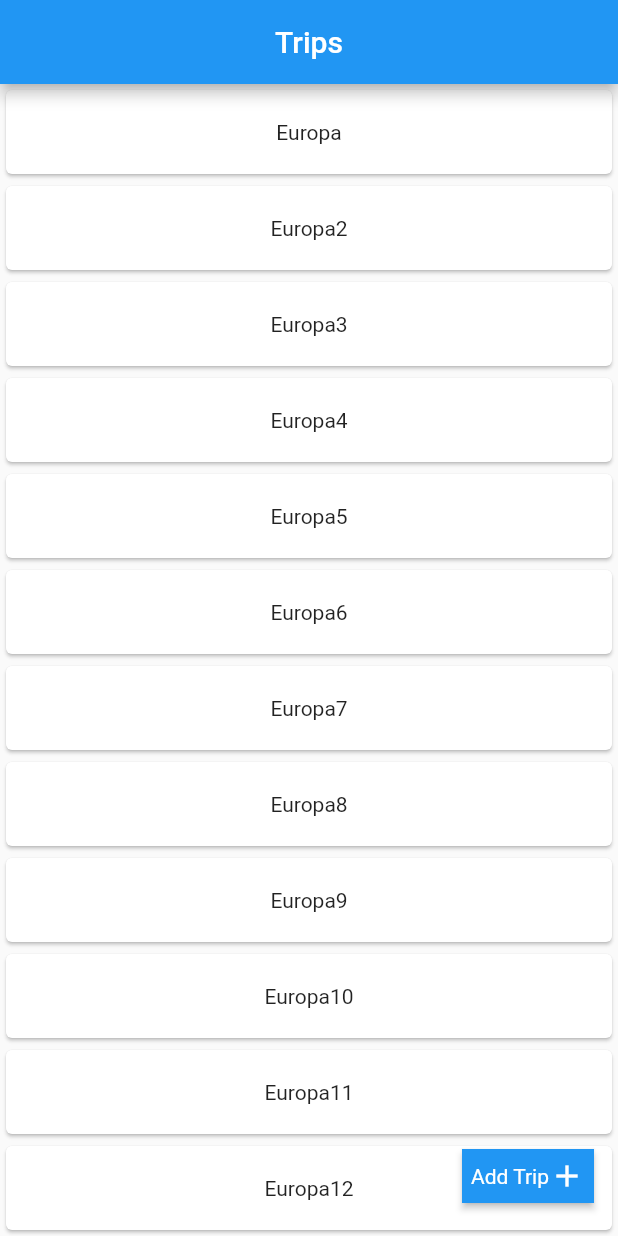
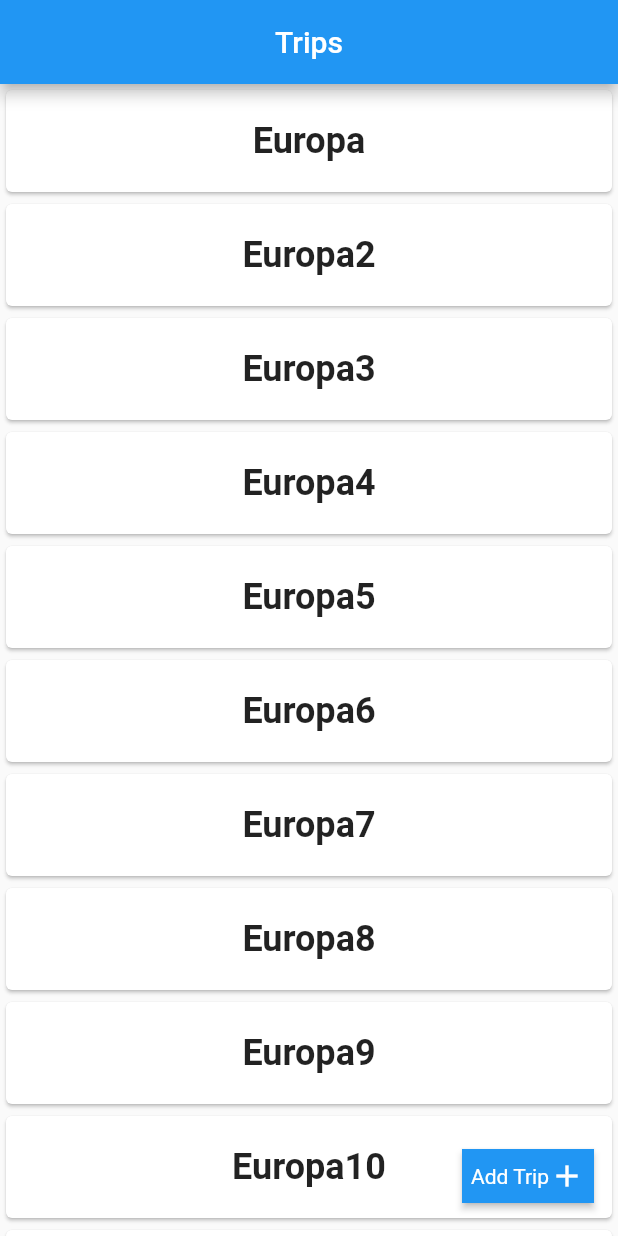
Before and after one commit to AgustinIzaguirre/trip-manager-app, a Flutter app: the screen it shows after launch, on a phone screen of 412 x 824 dp. Run offline on Flutter 3.47's test engine with Material 2 defaults, Android fonts, the phone set to English and light mode, and no system bars; missing offline and left inert: flag.

Commit message:
Implement cityVisit trip

```diff
--- a/lib/pages/home_page.dart
+++ b/lib/pages/home_page.dart
@@ -1,4 +1,5 @@
 import 'package:flutter/material.dart';
+import '../models/city_visit.dart';
 import '../widgets/empty_list_widget.dart';
 import '../widgets/trip_list_item_widget.dart';
 import '../models/trip.dart';
@@ -14,7 +15,8 @@ class HomePage extends StatefulWidget {
 
 class _HomePageState extends State<HomePage> {
   final List<Trip> _trips = [
-    Trip.of("Europa", []),
+    Trip.of("Europa",
+        [CityVisit.of(DateTime.now(), DateTime.now(), "Madrid", "Spain", [])]),
     Trip.of("Europa2", []),
     Trip.of("Europa3", []),
     Trip.of("Europa4", []),
--- a/lib/pages/trip_visit_page.dart
+++ b/lib/pages/trip_page.dart
@@ -1,4 +1,6 @@
+
 import 'package:flutter/material.dart';
+import 'package:trip_manager/widgets/city_visit_list_item_widget.dart';
 import '../models/city_visit.dart';
 import '../widgets/add_elemen_button.dart';
 import '../widgets/empty_list_widget.dart';
@@ -33,6 +35,8 @@ class TripPage extends StatelessWidget {
         const EmptyListWidget("No city visits yet!"),
       ];
     }
-    return citiesVisit.map((cityVisit) => Text("test")).toList();
+    return citiesVisit
+        .map((cityVisit) => CityVisitListItem(cityVisit))
+        .toList();
   }
 }
--- a/lib/widgets/trip_list_item_widget.dart
+++ b/lib/widgets/trip_list_item_widget.dart
@@ -1,6 +1,6 @@
 import 'package:flutter/material.dart';
 import '../models/trip.dart';
-import 'package:trip_manager/pages/trip_visit_page.dart';
+import '../pages/trip_page.dart';
 
 class TripListItem extends StatelessWidget {
   final Trip trip;
@@ -17,7 +17,15 @@ class TripListItem extends StatelessWidget {
           padding: EdgeInsets.all(10),
           child: Row(
             mainAxisAlignment: MainAxisAlignment.center,
-            children: [Text(trip.name)],
+            children: [
+              Text(
+                trip.name,
+                style: TextStyle(
+                  fontSize: 24,
+                  fontWeight: FontWeight.bold,
+                ),
+              ),
+            ],
           ),
         ),
       ),
--- a/pubspec.yaml
+++ b/pubspec.yaml
@@ -35,6 +35,7 @@ dependencies:
   # The following adds the Cupertino Icons font to your application.
   # Use with the CupertinoIcons class for iOS style icons.
   cupertino_icons: ^1.0.2
+  flag: ^6.0.0
 
 dev_dependencies:
   flutter_test:
```
Also changed, not shown: lib/pages/city_visit_page.dart (added, +40 -0 lines), lib/widgets/city_visit_list_item_widget.dart (added, +62 -0 lines), pubspec.lock.
